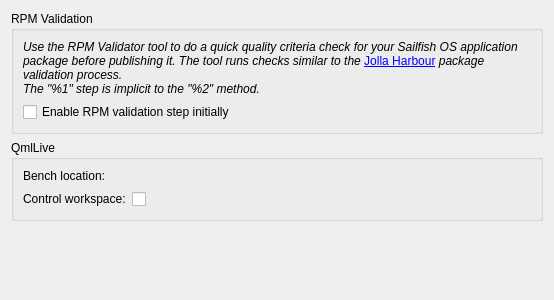
This is src/plugins/mer/mergeneraloptionswidget.ui in sailfishos/sailfish-qtcreator as Qt 5 draws it before an edit. The edited form follows.
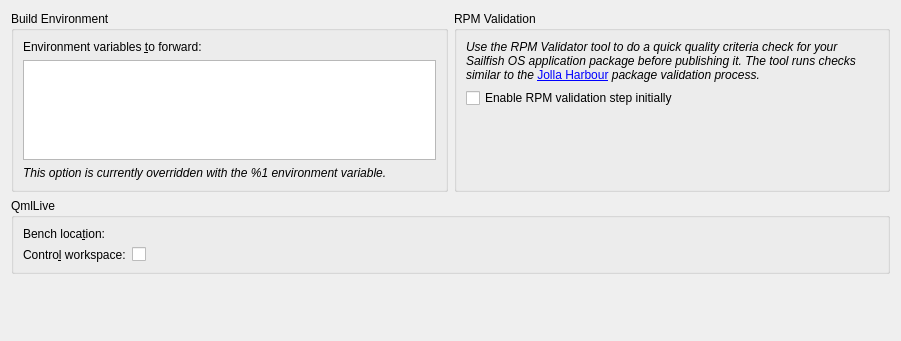
This is the edited form. Custom widgets are drawn as their Qt base class.

Commit message: Mer: Allow to choose env. variables to be forwarded to build engine

Patch:
```diff
--- a/src/plugins/mer/mergeneraloptionswidget.ui
+++ b/src/plugins/mer/mergeneraloptionswidget.ui
@@ -6,15 +6,59 @@
    <rect>
     <x>0</x>
     <y>0</y>
-    <width>554</width>
-    <height>300</height>
+    <width>901</width>
+    <height>341</height>
    </rect>
   </property>
   <property name="windowTitle">
    <string>Form</string>
   </property>
+  <layout class="QVBoxLayout" name="verticalLayout_3" stretch="0,0,1">
+   <item>
+    <layout class="QHBoxLayout" name="horizontalLayout">
+     <item>
+      <widget class="QGroupBox" name="buildEnvironmentGroupBox">
+       <property name="title">
+        <string>Build Environment</string>
+       </property>
   <layout class="QVBoxLayout" name="verticalLayout">
    <item>
+         <widget class="QLabel" name="environmentFilterLabel">
+          <property name="text">
+           <string>Environment variables &amp;to forward:</string>
+          </property>
+          <property name="buddy">
+           <cstring>environmentFilterTextEdit</cstring>
+          </property>
+         </widget>
+        </item>
+        <item>
+         <widget class="QPlainTextEdit" name="environmentFilterTextEdit">
+          <property name="maximumSize">
+           <size>
+            <width>16777215</width>
+            <height>100</height>
+           </size>
+          </property>
+          <property name="toolTip">
+           <string>&lt;html&gt;&lt;head/&gt;&lt;body&gt;&lt;p&gt;The build environment is isolated from the host environment. List here the environment variables to be forwarded to the build environment.&lt;/p&gt;&lt;p&gt;Any white space works as a separator. Pattern matching is possible with the '*' character.&lt;/p&gt;&lt;p&gt;This option may be overridden with the %1 environment variable, in which case it becomes read-only here.&lt;/p&gt;&lt;/body&gt;&lt;/html&gt;</string>
+          </property>
+         </widget>
+        </item>
+        <item>
+         <widget class="QLabel" name="environmentFilterOverriddenLabel">
+          <property name="text">
+           <string>&lt;html&gt;&lt;head/&gt;&lt;body&gt;&lt;p&gt;&lt;span style=&quot; font-style:italic;&quot;&gt;This option is currently overridden with the %1 environment variable.&lt;/span&gt;&lt;/p&gt;&lt;/body&gt;&lt;/html&gt;</string>
+          </property>
+          <property name="wordWrap">
+           <bool>true</bool>
+          </property>
+         </widget>
+        </item>
+       </layout>
+      </widget>
+     </item>
+     <item>
     <widget class="QGroupBox" name="rpmValidationGroupBox">
      <property name="title">
       <string>RPM Validation</string>
@@ -23,7 +67,7 @@
       <item>
        <widget class="QLabel" name="rpmValidationInfoLabel">
         <property name="text">
-         <string>&lt;html&gt;&lt;head/&gt;&lt;body&gt;&lt;p&gt;&lt;span style=&quot; font-style:italic;&quot;&gt;Use the RPM Validator tool to do a quick quality criteria check for your Sailfish&amp;nbsp;OS application package before publishing it. The tool runs checks similar to the &lt;/span&gt;&lt;a href=&quot;https://harbour.jolla.com/faq&quot;&gt;&lt;span style=&quot; text-decoration: underline; color:#0000ff;&quot;&gt;Jolla&amp;nbsp;Harbour&lt;/span&gt;&lt;/a&gt;&lt;span style=&quot; font-style:italic;&quot;&gt; package validation process.&lt;br/&gt;The &amp;quot;%1&amp;quot; step is implicit to the &amp;quot;%2&amp;quot; method.&lt;/span&gt;&lt;/p&gt;&lt;/body&gt;&lt;/html&gt;</string>
+           <string>&lt;html&gt;&lt;head/&gt;&lt;body&gt;&lt;p&gt;&lt;span style=&quot; font-style:italic;&quot;&gt;Use the RPM Validator tool to do a quick quality criteria check for your Sailfish OS application package before publishing it. The tool runs checks similar to the &lt;/span&gt;&lt;a href=&quot;https://harbour.jolla.com/faq&quot;&gt;&lt;span style=&quot; text-decoration: underline; color:#0000ff;&quot;&gt;Jolla Harbour&lt;/span&gt;&lt;/a&gt;&lt;span style=&quot; font-style:italic;&quot;&gt; package validation process.&lt;/span&gt;&lt;/p&gt;&lt;/body&gt;&lt;/html&gt;</string>
         </property>
         <property name="wordWrap">
          <bool>true</bool>
@@ -35,6 +79,12 @@
       </item>
       <item>
        <widget class="QCheckBox" name="rpmValidationByDefaultCheckBox">
+          <property name="sizePolicy">
+           <sizepolicy hsizetype="MinimumExpanding" vsizetype="Fixed">
+            <horstretch>0</horstretch>
+            <verstretch>0</verstretch>
+           </sizepolicy>
+          </property>
         <property name="toolTip">
          <string>&lt;html&gt;&lt;head/&gt;&lt;body&gt;&lt;p&gt;Influences the initial enabled state of the respective &lt;span style=&quot; font-style:italic;&quot;&gt;deploy step&lt;/span&gt; for new project configurations. Does not affect existing project configurations.&lt;/p&gt;&lt;/body&gt;&lt;/html&gt;</string>
         </property>
@@ -43,8 +93,23 @@
         </property>
        </widget>
       </item>
-     </layout>
-    </widget>
+        <item>
+         <spacer name="verticalSpacer">
+          <property name="orientation">
+           <enum>Qt::Vertical</enum>
+          </property>
+          <property name="sizeHint" stdset="0">
+           <size>
+            <width>0</width>
+            <height>0</height>
+           </size>
+          </property>
+         </spacer>
+        </item>
+       </layout>
+      </widget>
+     </item>
+    </layout>
    </item>
    <item>
     <widget class="QGroupBox" name="qmlLiveGroupBox">
@@ -55,7 +120,10 @@
       <item row="1" column="0">
        <widget class="QLabel" name="benchLocationLabel">
         <property name="text">
-         <string>Bench location:</string>
+         <string>Bench loca&amp;tion:</string>
+        </property>
+        <property name="buddy">
+         <cstring>benchLocationPathChooser</cstring>
         </property>
        </widget>
       </item>
@@ -68,14 +136,20 @@
          <string>Allow Qt Creator to automatically change QmlLive Bench's workspace to match the active run configuration.</string>
         </property>
         <property name="text">
-         <string>Control workspace:</string>
+         <string>Contro&amp;l workspace:</string>
+        </property>
+        <property name="buddy">
+         <cstring>benchSyncWorkspaceCheckBox</cstring>
         </property>
        </widget>
       </item>
       <item row="2" column="1">
        <widget class="QCheckBox" name="benchSyncWorkspaceCheckBox">
-        <property name="text">
-         <string> </string>
+        <property name="sizePolicy">
+         <sizepolicy hsizetype="MinimumExpanding" vsizetype="Fixed">
+          <horstretch>0</horstretch>
+          <verstretch>0</verstretch>
+         </sizepolicy>
         </property>
        </widget>
       </item>
@@ -83,14 +157,14 @@
     </widget>
    </item>
    <item>
-    <spacer name="verticalSpacer">
+    <spacer name="verticalSpacer_2">
      <property name="orientation">
       <enum>Qt::Vertical</enum>
      </property>
      <property name="sizeHint" stdset="0">
       <size>
        <width>20</width>
-       <height>40</height>
+       <height>319</height>
       </size>
      </property>
     </spacer>
```
Left out of the diff: 6 changed lines with no effect on the pictures. Lines whose indentation alone changed are shown as unchanged. The commit also changes 5 other files.
